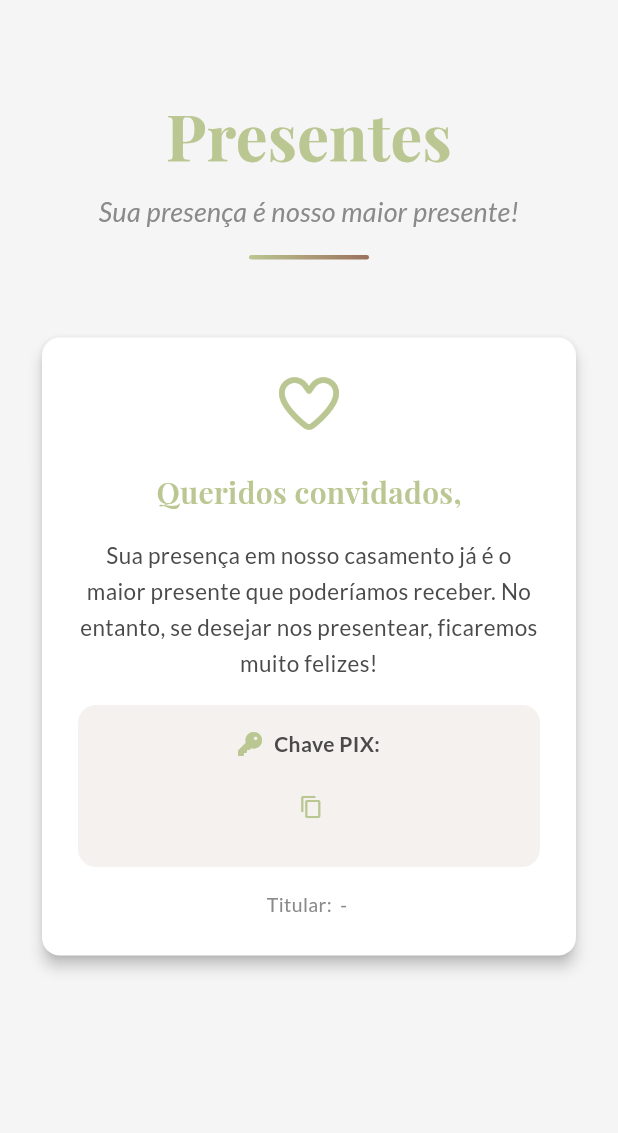
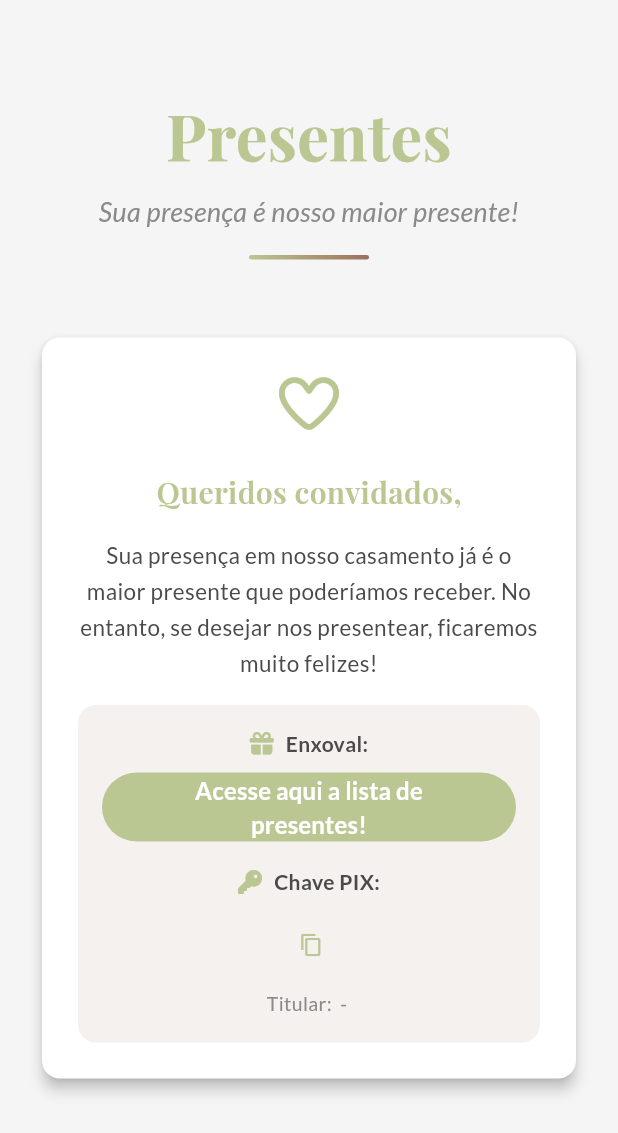
Before and after one commit to davihaniel/daviedeborah, a Flutter app: the PresentesPage widget shown alone on an empty page, opened directly, on a phone screen of 412 x 824 dp. Shown: the top 1133 px of the screen. Run offline on Flutter 3.47's test engine with Material 3 defaults, Android fonts, the phone set to English and light mode, and no system bars; our stand-ins replace cached_network_image, flutter_mobx, font_awesome_flutter, google_fonts, mobx, package_info_plus and 3 more; missing offline and left inert: dart:ui_web; accounts and stored records are empty; generated files the repository leaves out were written again.

Commit message:
Feat: Lista de presentes

```diff
--- a/lib/pages/presentes_page.dart
+++ b/lib/pages/presentes_page.dart
@@ -75,6 +75,47 @@ class PresentesPage extends StatelessWidget {
                   borderRadius: BorderRadius.circular(12),
                 ),
                 child: Column(
+                  mainAxisSize: MainAxisSize.min,
+                  children: [
+                    Column(
+                      children: [
+                        Row(
+                          mainAxisAlignment: MainAxisAlignment.center,
+                          children: [
+                            Icon(
+                              FontAwesomeIcons.gift,
+                              size: 16,
+                              color: AppTheme.primaryColor,
+                            ),
+                            const SizedBox(width: 8),
+                            Text(
+                              'Enxoval:',
+                              style: GoogleFonts.lato(
+                                fontSize: isMobile ? 14 : 16,
+                                color: AppTheme.textColor,
+                                fontWeight: FontWeight.w600,
+                              ),
+                            ),
+                          ],
+                        ),
+                        const SizedBox(height: 8),
+                        FilledButton(
+                          onPressed: () {
+                            Navigator.pushNamed(context, '/enxoval');
+                          },
+                          child: Text(
+                            'Acesse aqui a lista de presentes!',
+                            style: GoogleFonts.lato(
+                              fontSize: isMobile ? 16 : 18,
+                              fontWeight: FontWeight.w700,
+                            ),
+                            textAlign: TextAlign.center,
+                          ),
+                        ),
+                      ],
+                    ),
+                    const SizedBox(height: 16),
+                    Column(
                       children: [
                         Row(
                           mainAxisAlignment: MainAxisAlignment.center,
@@ -111,7 +152,9 @@ class PresentesPage extends StatelessWidget {
                             ),
                             IconButton(
                               onPressed: () {
-                            Clipboard.setData(ClipboardData(text: appSettings.pixKeyValue));
+                                Clipboard.setData(
+                                  ClipboardData(text: appSettings.pixKeyValue),
+                                );
                                 ScaffoldMessenger.of(context).showSnackBar(
                                   SnackBar(
                                     content: Text(
@@ -130,10 +173,7 @@ class PresentesPage extends StatelessWidget {
                             ),
                           ],
                         ),
-                  ],
-                ),
-              ),
-              const SizedBox(height: 16),
+                        const SizedBox(height: 6),
                         Text(
                           'Titular: ${appSettings.pixNameValue} - ${appSettings.pixBankValue}',
                           style: GoogleFonts.lato(
@@ -143,6 +183,11 @@ class PresentesPage extends StatelessWidget {
                         ),
                       ],
                     ),
+                  ],
+                ),
+              ),
+            ],
+          ),
         ),
       ),
     );
--- a/lib/utils/appsettings.dart
+++ b/lib/utils/appsettings.dart
@@ -34,6 +34,9 @@ class AppSettings {
 
   // Habilitar/desabilitar RSVP
   final rsvpEnable = false;
+
+  // URL do enxoval
+  final String enxovalUrl = 'https://docs.google.com/document/d/1xmf4ALmdzedL3hlnf-DuCG6iSSVRoi9JUWsz0dcRVsg/edit?usp=sharing';
 
   // Lista de imagens do carrossel
   final List<String> galeryImages;
```
Also changed, not shown: lib/main.dart (+47 -0 lines). Lines whose indentation alone changed are shown as unchanged.
